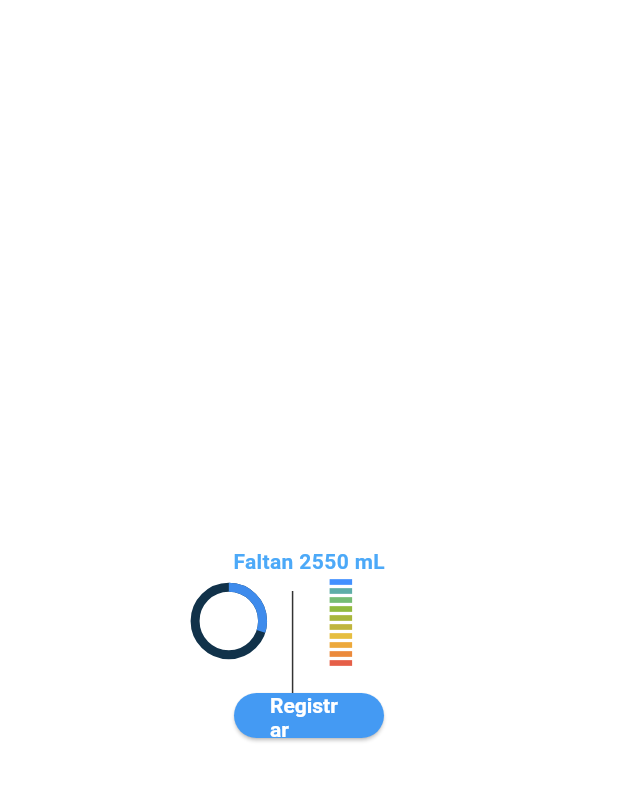
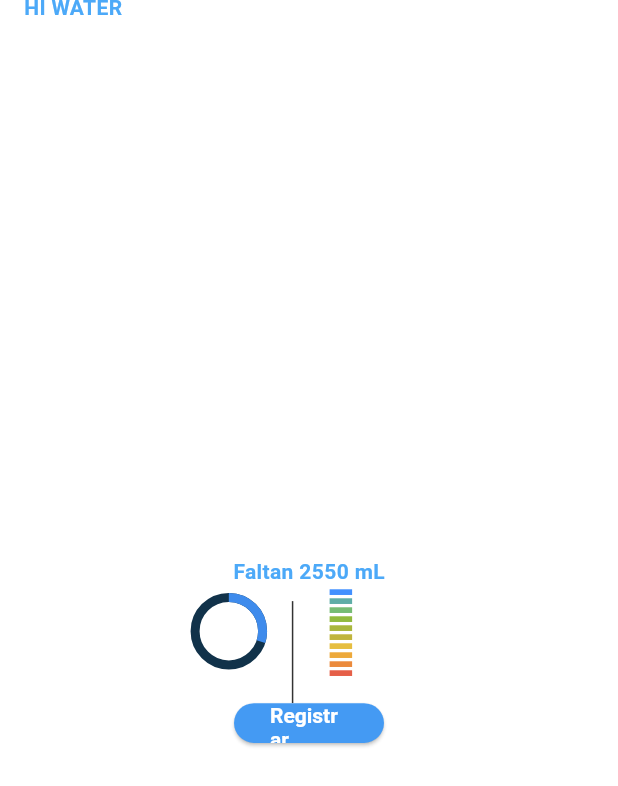
Before and after one commit to gnievap/water_counter_wear_app, a Flutter app: the screen it shows after launch, on a phone screen of 412 x 824 dp. Shown: the top 786 px of the screen. Run offline on Flutter 3.47's test engine with Material 2 defaults, Android fonts, the phone set to English and light mode, and no system bars.

Commit message:
Starting the appBar

```diff
--- a/lib/main.dart
+++ b/lib/main.dart
@@ -20,8 +20,11 @@ class MyApp extends StatelessWidget {
           scaffoldBackgroundColor: const Color(0x00000000),
           primaryColor: Colors.indigoAccent,
           extensions: <ThemeExtension<dynamic>>[
-          CustomTheme.standardTheme,
-        ],
+            CustomTheme.standardTheme,
+          ],
+          appBarTheme: const AppBarTheme(
+            color:  Color(0x00000000),
+          ),
           textTheme:
             const TextTheme(   //0x89baf3
               headlineSmall: TextStyle(color: Colors.white, fontWeight: FontWeight.bold),
--- a/lib/screens/start_screen.dart
+++ b/lib/screens/start_screen.dart
@@ -20,6 +20,15 @@ class _StartScreenState extends State<StartScreen> {
 
 
     return Scaffold(
+      appBar: AppBar(
+        toolbarHeight: 10.0,
+        centerTitle: false,
+        leadingWidth: 0,
+        title:  Text(
+          'HI WATER',
+          style: Theme.of(context).textTheme.bodyMedium,
+        ),
+      ),
       body: Column(
           mainAxisAlignment: MainAxisAlignment.center,
           children: [
@@ -70,7 +79,7 @@ class _StartScreenState extends State<StartScreen> {
   Widget _logButton(){
     return Center(
       child: ConstrainedBox(
-        constraints: const BoxConstraints.tightFor(width: 100, height: 30),
+        constraints: const BoxConstraints.tightFor(width: 100, height: 26.5),
         child: ElevatedButton(
           onPressed: () { },
           child: const Text('Registrar'),
```
